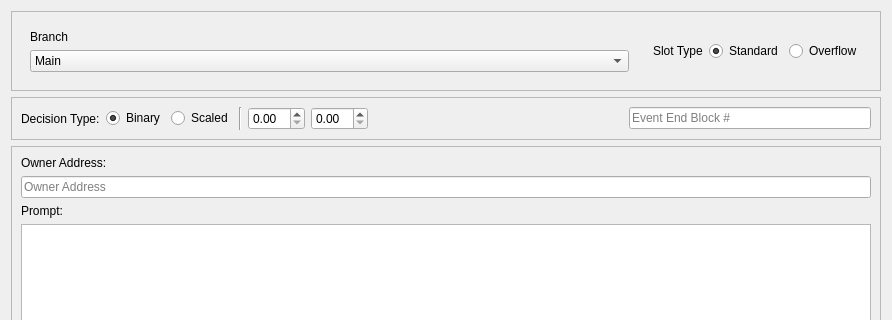
brishtiteveja/truthcoin-cpp, file src/qt/forms/decisioncreationwidget.ui: the form before one commit; both pictures show x 0 to 892 and y 0 to 320 of the 892 by 498 pixel window.
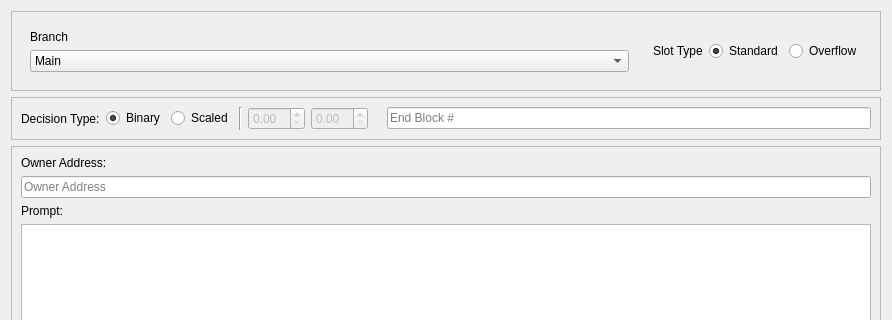
The form after the commit.

Commit message: Set default branch id to Main, disable scaled input spinboxes for binary decisions, decisioncreationwidget ui tweaks

Patch:
```diff
--- a/src/qt/forms/decisioncreationwidget.ui
+++ b/src/qt/forms/decisioncreationwidget.ui
@@ -10,6 +10,12 @@
     <height>498</height>
    </rect>
   </property>
+  <property name="minimumSize">
+   <size>
+    <width>0</width>
+    <height>0</height>
+   </size>
+  </property>
   <property name="windowTitle">
    <string>Form</string>
   </property>
@@ -137,23 +143,18 @@
        </widget>
       </item>
       <item>
-       <widget class="QDoubleSpinBox" name="doubleSpinBoxScaledMin"/>
+       <widget class="QDoubleSpinBox" name="doubleSpinBoxScaledMin">
+        <property name="enabled">
+         <bool>false</bool>
+        </property>
+       </widget>
       </item>
       <item>
-       <widget class="QDoubleSpinBox" name="doubleSpinBoxScaledMax"/>
-      </item>
-      <item>
-       <spacer name="horizontalSpacer">
-        <property name="orientation">
-         <enum>Qt::Horizontal</enum>
+       <widget class="QDoubleSpinBox" name="doubleSpinBoxScaledMax">
+        <property name="enabled">
+         <bool>false</bool>
         </property>
-        <property name="sizeHint" stdset="0">
-         <size>
-          <width>40</width>
-          <height>20</height>
-         </size>
-        </property>
-       </spacer>
+       </widget>
       </item>
       <item>
        <widget class="QLabel" name="label">
@@ -164,11 +165,17 @@
       </item>
       <item>
        <widget class="QLineEdit" name="lineEditEventOverBy">
+        <property name="minimumSize">
+         <size>
+          <width>0</width>
+          <height>0</height>
+         </size>
+        </property>
         <property name="text">
          <string/>
         </property>
         <property name="placeholderText">
-         <string>Event End Block #</string>
+         <string>End Block #</string>
         </property>
        </widget>
       </item>
```
The commit also changes 3 other files.
